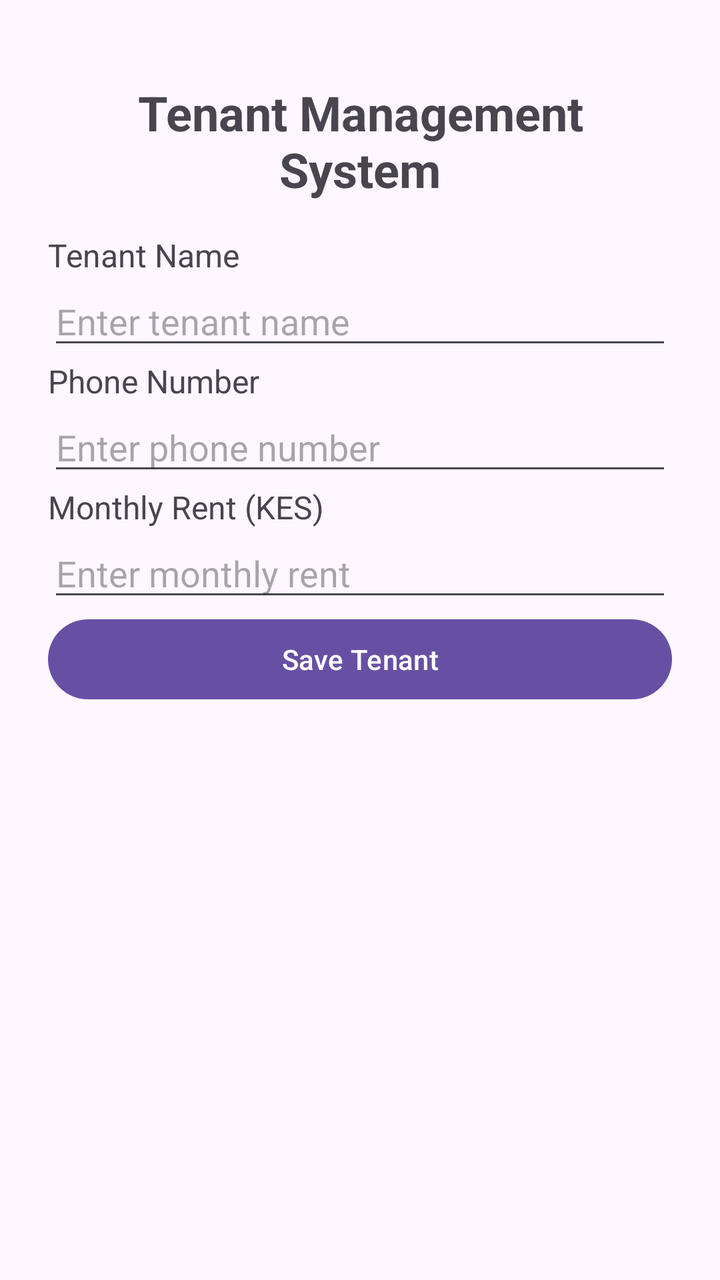
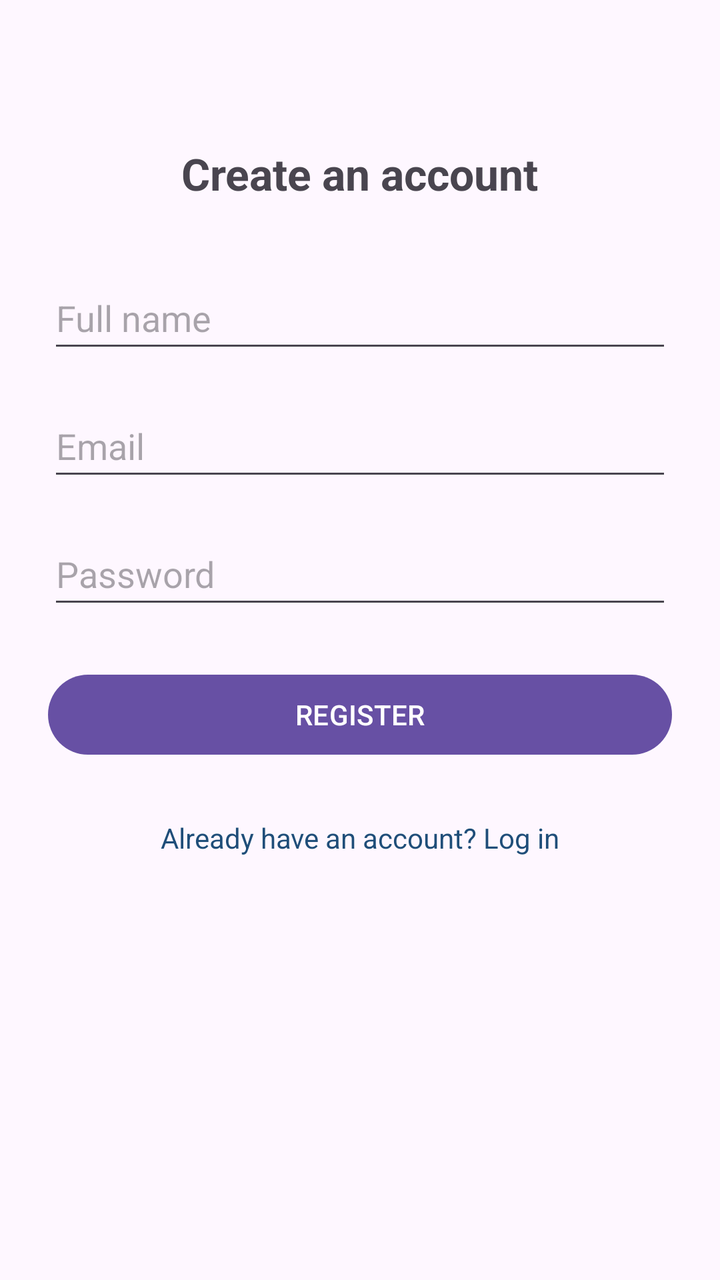

The first picture is an Android layout as it rendered before a commit; the second is the same layout after the commit. The layout source and the unified diff follow.
<!-- AndroidManifest.xml: application theme Theme.MyApplicationLab -->
<!-- res/layout/activity_main.xml -->
<?xml version="1.0" encoding="utf-8"?>
<ScrollView xmlns:android="http://schemas.android.com/apk/res/android"
    android:layout_width="match_parent"
    android:layout_height="match_parent">

    <LinearLayout
        android:layout_width="match_parent"
        android:layout_height="wrap_content"
        android:orientation="vertical"
        android:padding="24dp">

        <TextView
            android:layout_width="match_parent"
            android:layout_height="wrap_content"
            android:text="Tenant Management System"
            android:textSize="24sp"
            android:textStyle="bold"
            android:gravity="center"
            android:padding="16dp" />

        <TextView
            android:layout_width="wrap_content"
            android:layout_height="wrap_content"
            android:text="Tenant Name"
            android:textSize="16sp" />

        <EditText
            android:id="@+id/tenantName"
            android:layout_width="match_parent"
            android:layout_height="wrap_content"
            android:hint="Enter tenant name"
            android:inputType="textPersonName" />

        <TextView
            android:layout_width="wrap_content"
            android:layout_height="wrap_content"
            android:text="Phone Number"
            android:textSize="16sp" />

        <EditText
            android:id="@+id/tenantPhone"
            android:layout_width="match_parent"
            android:layout_height="wrap_content"
            android:hint="Enter phone number"
            android:inputType="phone" />

        <TextView
            android:layout_width="wrap_content"
            android:layout_height="wrap_content"
            android:text="Monthly Rent (KES)"
            android:textSize="16sp" />

        <EditText
            android:id="@+id/tenantRent"
            android:layout_width="match_parent"
            android:layout_height="wrap_content"
            android:hint="Enter monthly rent"
            android:inputType="numberDecimal" />

        <Button
            android:id="@+id/saveTenant"
            android:layout_width="match_parent"
            android:layout_height="wrap_content"
            android:text="Save Tenant" />

    </LinearLayout>
</ScrollView>
<!-- resources referenced by this layout -->
<resources>
  <style name="Theme.MyApplicationLab" parent="Base.Theme.MyApplicationLab" />
  <style name="Base.Theme.MyApplicationLab" parent="Theme.Material3.DayNight.NoActionBar">
          
          
      </style>
</resources>

<!-- the commit's change to res/layout/activity_main.xml (unified diff, before → after) -->
@@ -1,67 +1,80 @@
 <?xml version="1.0" encoding="utf-8"?>
-<ScrollView xmlns:android="http://schemas.android.com/apk/res/android"
+<androidx.constraintlayout.widget.ConstraintLayout
+    xmlns:android="http://schemas.android.com/apk/res/android"
+    xmlns:app="http://schemas.android.com/apk/res-auto"
     android:layout_width="match_parent"
-    android:layout_height="match_parent">
+    android:layout_height="match_parent"
+    android:fitsSystemWindows="true"
+    android:padding="24dp">
 
-    <LinearLayout
-        android:layout_width="match_parent"
+    <TextView
+        android:id="@+id/registerTitleTextView"
+        android:layout_width="wrap_content"
         android:layout_height="wrap_content"
-        android:orientation="vertical"
-        android:padding="24dp">
+        android:text="Create an account"
+        android:textSize="22sp"
+        android:textStyle="bold"
+        android:layout_marginTop="48dp"
+        app:layout_constraintTop_toTopOf="parent"
+        app:layout_constraintStart_toStartOf="parent"
+        app:layout_constraintEnd_toEndOf="parent" />
 
-        <TextView
-            android:layout_width="match_parent"
-            android:layout_height="wrap_content"
-            android:text="Tenant Management System"
-            android:textSize="24sp"
-            android:textStyle="bold"
-            android:gravity="center"
-            android:padding="16dp" />
+    <EditText
+        android:id="@+id/fullNameEditText"
+        android:layout_width="0dp"
+        android:layout_height="wrap_content"
+        android:hint="Full name"
+        android:inputType="textPersonName"
+        android:minHeight="48dp"
+        android:layout_marginTop="32dp"
+        app:layout_constraintTop_toBottomOf="@id/registerTitleTextView"
+        app:layout_constraintStart_toStartOf="parent"
+        app:layout_constraintEnd_toEndOf="parent" />
 
-        <TextView
-            android:layout_width="wrap_content"
-            android:layout_height="wrap_content"
-            android:text="Tenant Name"
-            android:textSize="16sp" />
+    <EditText
+        android:id="@+id/registerEmailEditText"
+        android:layout_width="0dp"
+        android:layout_height="wrap_content"
+        android:hint="Email"
+        android:inputType="textEmailAddress"
+        android:minHeight="48dp"
+        android:layout_marginTop="16dp"
+        app:layout_constraintTop_toBottomOf="@id/fullNameEditText"
+        app:layout_constraintStart_toStartOf="parent"
+        app:layout_constraintEnd_toEndOf="parent" />
 
-        <EditText
-            android:id="@+id/tenantName"
-            android:layout_width="match_parent"
-            android:layout_height="wrap_content"
-            android:hint="Enter tenant name"
-            android:inputType="textPersonName" />
+    <EditText
+        android:id="@+id/registerPasswordEditText"
+        android:layout_width="0dp"
+        android:layout_height="wrap_content"
+        android:hint="Password"
+        android:inputType="textPassword"
+        android:minHeight="48dp"
+        android:layout_marginTop="16dp"
+        app:layout_constraintTop_toBottomOf="@id/registerEmailEditText"
+        app:layout_constraintStart_toStartOf="parent"
+        app:layout_constraintEnd_toEndOf="parent" />
 
-        <TextView
-            android:layout_width="wrap_content"
-            android:layout_height="wrap_content"
-            android:text="Phone Number"
-            android:textSize="16sp" />
+    <Button
+        android:id="@+id/registerButton"
+        android:layout_width="0dp"
+        android:layout_height="wrap_content"
+        android:text="REGISTER"
+        android:layout_marginTop="24dp"
+        app:layout_constraintTop_toBottomOf="@id/registerPasswordEditText"
+        app:layout_constraintStart_toStartOf="parent"
+        app:layout_constraintEnd_toEndOf="parent" />
 
-        <EditText
-            android:id="@+id/tenantPhone"
-            android:layout_width="match_parent"
-            android:layout_height="wrap_content"
-            android:hint="Enter phone number"
-            android:inputType="phone" />
+    <TextView
+        android:id="@+id/loginLinkTextView"
+        android:layout_width="wrap_content"
+        android:layout_height="wrap_content"
+        android:text="Already have an account? Log in"
+        android:textColor="#1F4E79"
+        android:padding="12dp"
+        android:layout_marginTop="16dp"
+        app:layout_constraintTop_toBottomOf="@id/registerButton"
+        app:layout_constraintStart_toStartOf="parent"
+        app:layout_constraintEnd_toEndOf="parent" />
 
-        <TextView
-            android:layout_width="wrap_content"
-            android:layout_height="wrap_content"
-            android:text="Monthly Rent (KES)"
-            android:textSize="16sp" />
-
-        <EditText
-            android:id="@+id/tenantRent"
-            android:layout_width="match_parent"
-            android:layout_height="wrap_content"
-            android:hint="Enter monthly rent"
-            android:inputType="numberDecimal" />
-
-        <Button
-            android:id="@+id/saveTenant"
-            android:layout_width="match_parent"
-            android:layout_height="wrap_content"
-            android:text="Save Tenant" />
-
-    </LinearLayout>
-</ScrollView>
+</androidx.constraintlayout.widget.ConstraintLayout>
